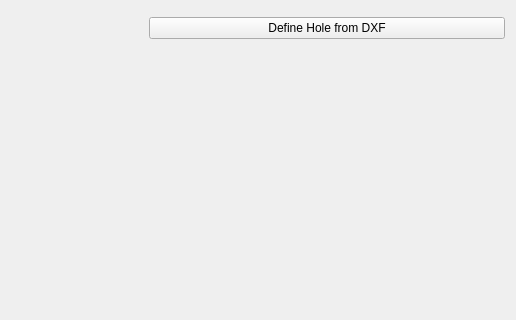
The window that pyleecan/GUI/Dialog/DMachineSetup/SWSlot/PWSlotUD/PWSlotUD.ui (Eomys/pyleecan) describes before a commit, drawn with Qt 5; both pictures show x 224 to 740 and y 0 to 320 of the 740 by 440 pixel window.
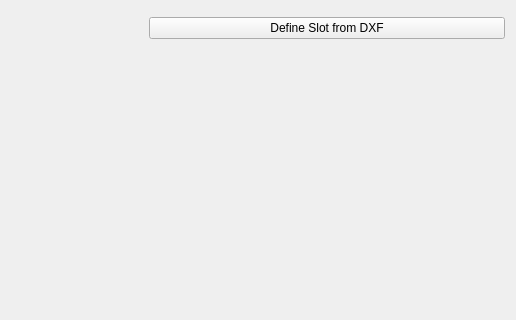
The same window after the commit. Custom widgets are drawn as their Qt base class.

What changed in the file:
```diff
--- a/pyleecan/GUI/Dialog/DMachineSetup/SWSlot/PWSlotUD/PWSlotUD.ui
+++ b/pyleecan/GUI/Dialog/DMachineSetup/SWSlot/PWSlotUD/PWSlotUD.ui
@@ -44,7 +44,7 @@
      <item>
       <widget class="QPushButton" name="b_dxf">
        <property name="text">
-        <string>Define Hole from DXF</string>
+        <string>Define Slot from DXF</string>
        </property>
       </widget>
      </item>
```
Left out of the diff: 2 changed lines with no effect on the pictures.
